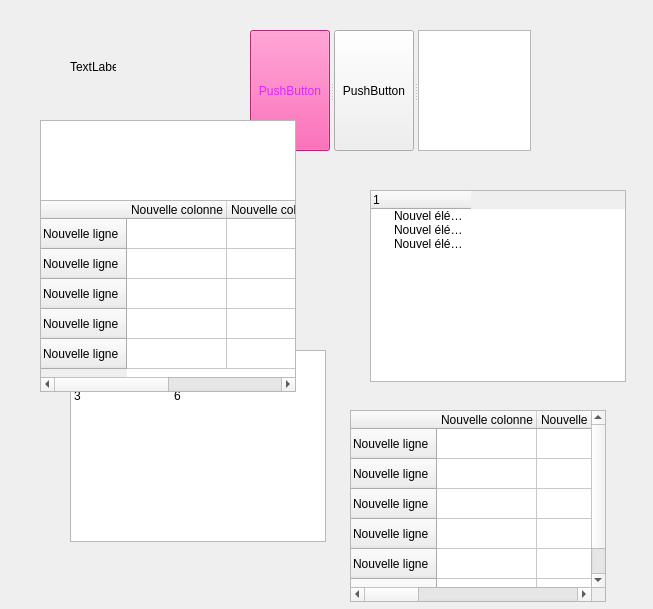
Before: the Qt Designer form Src/Dummy.ui in x64dbg/x64_dbg_old, drawn with Qt 5.
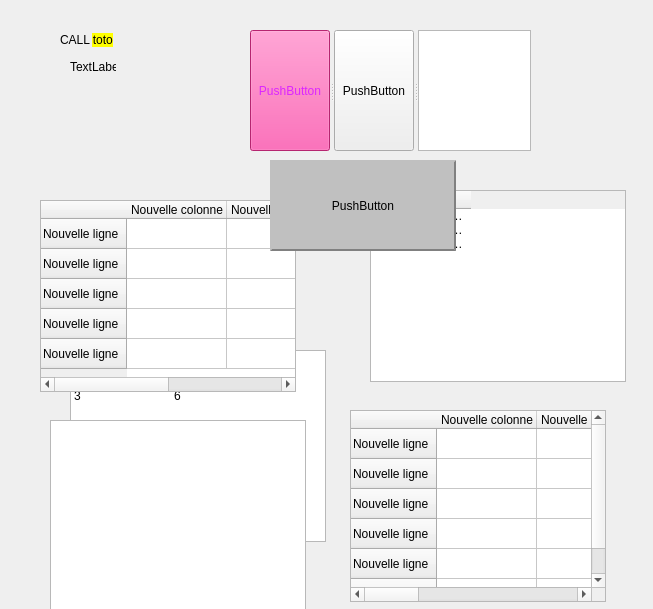
After: the same form once the commit is applied.

Commit message: Move selection data to MapViewOfMem class. Add jumps dynamic analysis. Start button header.

The edit to the form file:
```diff
--- a/Src/Dummy.ui
+++ b/Src/Dummy.ui
@@ -291,8 +291,8 @@
   <widget class="QColumnView" name="columnView_2">
    <property name="geometry">
     <rect>
-     <x>40</x>
-     <y>120</y>
+     <x>50</x>
+     <y>420</y>
      <width>256</width>
      <height>192</height>
     </rect>
@@ -343,6 +343,44 @@
     </property>
    </column>
   </widget>
+  <widget class="QLabel" name="label_2">
+   <property name="geometry">
+    <rect>
+     <x>60</x>
+     <y>20</y>
+     <width>151</width>
+     <height>41</height>
+    </rect>
+   </property>
+   <property name="text">
+    <string>&lt;html&gt;&lt;head/&gt;&lt;body&gt;&lt;p&gt;&lt;span style=&quot; font-family:'Monospace'; font-size:9pt;&quot;&gt;CALL &lt;/span&gt;&lt;span style=&quot; font-family:'Monospace'; font-size:9pt; background-color:#ffff00;&quot;&gt;toto&lt;/span&gt;&lt;/p&gt;&lt;/body&gt;&lt;/html&gt;</string>
+   </property>
+  </widget>
+  <widget class="QPushButton" name="evilButton">
+   <property name="geometry">
+    <rect>
+     <x>270</x>
+     <y>160</y>
+     <width>186</width>
+     <height>91</height>
+    </rect>
+   </property>
+   <property name="styleSheet">
+    <string notr="true"> QPushButton {
+     background-color: rgb(192, 192, 192);
+     border-style: outset;
+     border-width: 2px;
+     border-color: rgb(128, 128, 128);
+ }
+ QPushButton:pressed {
+     background-color: rgb(192, 192, 192);
+     border-style: inset;
+ }</string>
+   </property>
+   <property name="text">
+    <string>PushButton</string>
+   </property>
+  </widget>
  </widget>
  <resources/>
  <connections/>
```
The commit also changes 8 other files.
